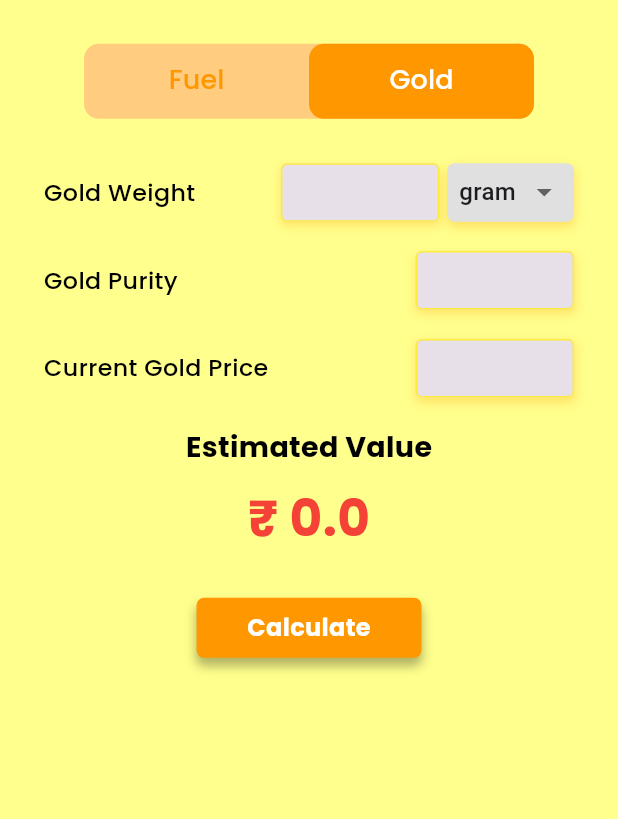
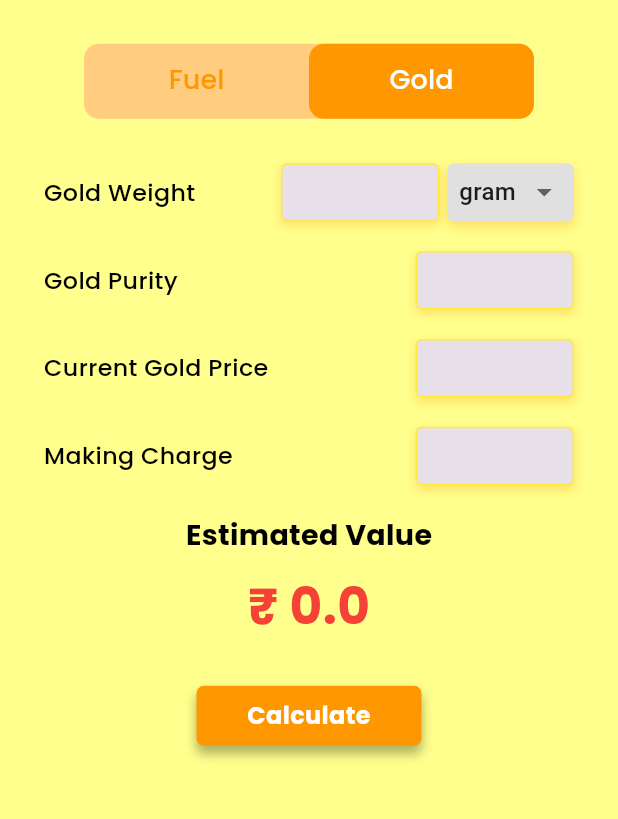
Before and after one commit to abh1navkrishna/fuel-gold-calculator, a Flutter app: the screen it shows after launch, tab 2 chosen, after a tap on "Calculate", on a phone screen of 412 x 824 dp, the part 101-920 px from its top. Run offline on Flutter 3.47's test engine with Material 3 defaults, Android fonts, the phone set to English and light mode, and no system bars; our stand-ins replace flutter_screenutil, google_fonts.

Commit message:
first commit

```diff
--- a/lib/Screens/Gold Price Calculator.dart
+++ b/lib/Screens/Gold Price Calculator.dart
@@ -17,6 +17,7 @@ class _Gold_PriceState extends State<Gold_Price> {
   double goldPrice = 0.0;
   String calculationMethod = 'gram';
   double estimatedValue = 0.0;
+  double makingcharge = 0.0;
 
   @override
   Widget build(BuildContext context) {
@@ -130,6 +131,28 @@ class _Gold_PriceState extends State<Gold_Price> {
             SizedBox(
               height: 20.h,
             ),
+            Row(
+              mainAxisAlignment: MainAxisAlignment.spaceBetween,
+              children: [
+                AppText(
+                    text: 'Making Charge',
+                    size: 15,
+                    weight: FontWeight.w500,
+                    textcolor: Colors.black),
+                AppTextForm(
+                  focusColor: Colors.orange,
+                  enableColor: Colors.yellow,
+                  onChanged: (value) {
+                    setState(() {
+                      makingcharge = double.parse(value);
+                    });
+                  },
+                ),
+              ],
+            ),
+            SizedBox(
+              height: 20.h,
+            ),
             Column(
               children: [
                 AppText(
@@ -150,10 +173,12 @@ class _Gold_PriceState extends State<Gold_Price> {
                     onTap: () {
                       setState(() {
                         estimatedValue = calculationMethod == 'gram'
-                            ? goldWeight * (goldPurity / 24) * goldPrice
+                            ? goldWeight *
+                                (goldPurity / 24) *
+                                goldPrice +(makingcharge*goldWeight)
                             : (goldWeight * 31.1035) *
                                 (goldPurity / 24) *
-                                goldPrice;
+                                goldPrice +(makingcharge*goldWeight);
                       });
                     },
                     child: AppContainer(text: "Calculate")),
```
